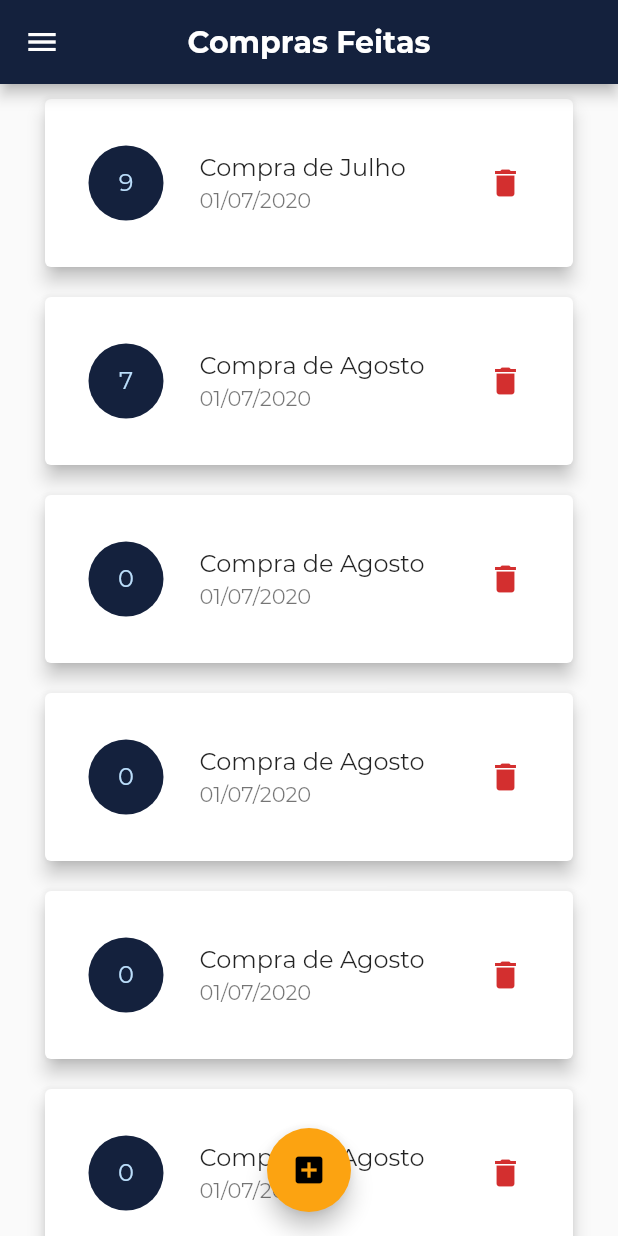
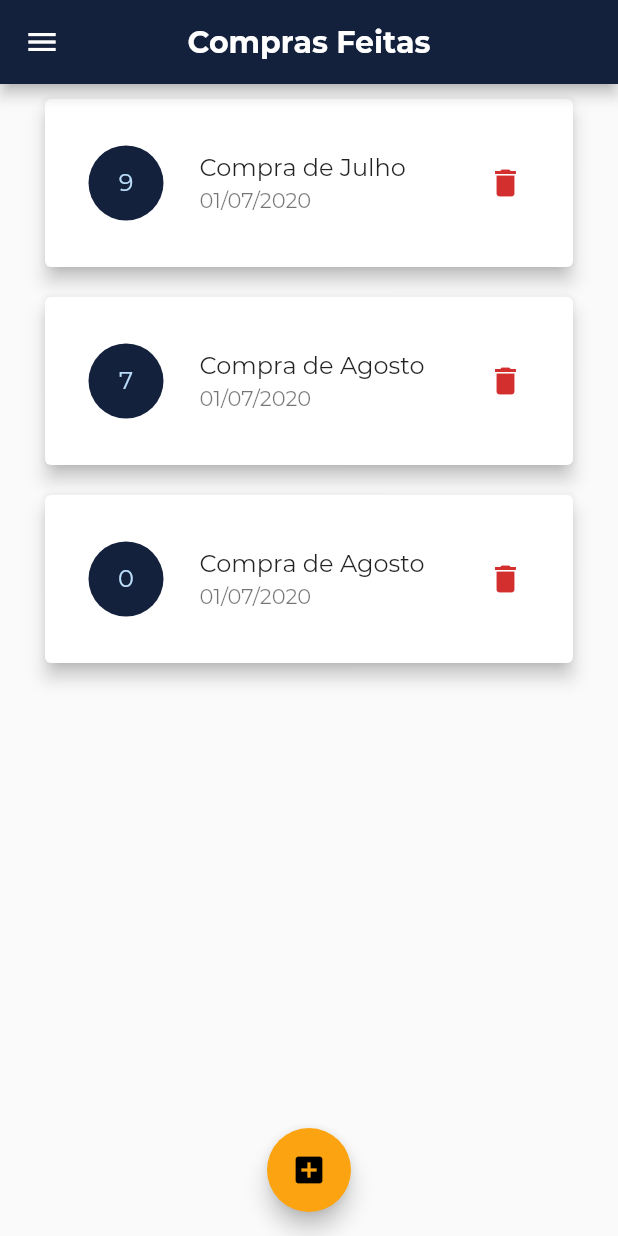
Before and after one commit to owarleysouza/S-Compras, a Flutter app: the Compras screen opened by its route, on a phone screen of 412 x 824 dp. Run offline on Flutter 3.47's test engine with Material 2 defaults, Android fonts, the phone set to English and light mode, and no system bars.

Commit message:
otimizacao feita no app definindo widgets e variaveis como constantes quando sao tanto em runtime como compiletime

```diff
--- a/lib/views/addCompra.dart
+++ b/lib/views/addCompra.dart
@@ -83,7 +83,7 @@ class _AddCompraState extends State<AddCompra> {
                     onPressed: () {
                       _addForm();
                     },
-                    child: Text("Adicionar"),
+                    child: const Text("Adicionar"),
                   ),
                 ],
               )
--- a/lib/views/compraTemplate.dart
+++ b/lib/views/compraTemplate.dart
@@ -30,7 +30,7 @@ class CompraTemplate extends StatelessWidget {
               leading: Padding(
                 padding: const EdgeInsets.all(3.0),
                 child: CircleAvatar(
-                  backgroundColor: Color(0xFF14213D),
+                  backgroundColor: const Color(0xFF14213D),
                   radius: 30,
                   child: Text(compra.listadeprodutos.length.toString()),
                 ),
@@ -38,7 +38,7 @@ class CompraTemplate extends StatelessWidget {
               title: Text(compra.nome),
               subtitle: Text((DateFormat('dd/MM/y').format(compra.data))),
               trailing: IconButton(
-                  icon: Icon(Icons.delete),
+                  icon: const Icon(Icons.delete),
                   color: Theme.of(context).errorColor,
                   onPressed: () => delCompra(compra.id)),
             ),
--- a/lib/views/compras.dart
+++ b/lib/views/compras.dart
@@ -110,21 +110,6 @@ class _ComprasState extends State<Compras> {
         nome: "Compra de Agosto",
         data: DateTime.now(),
         listadeprodutos: []),
-    Compra(
-        id: Random().nextDouble().toString(),
-        nome: "Compra de Agosto",
-        data: DateTime.now(),
-        listadeprodutos: []),
-    Compra(
-        id: Random().nextDouble().toString(),
-        nome: "Compra de Agosto",
-        data: DateTime.now(),
-        listadeprodutos: []),
-    Compra(
-        id: Random().nextDouble().toString(),
-        nome: "Compra de Agosto",
-        data: DateTime.now(),
-        listadeprodutos: []),
   ];
 
   _addCompra(String novonome, DateTime datadacompra, List<Produto> produtos) {
@@ -174,22 +159,22 @@ class _ComprasState extends State<Compras> {
                 ),
               ),
               ListTile(
-                leading: Icon(Icons.account_circle),
-                title: Text('Perfil'),
+                leading: const Icon(Icons.account_circle),
+                title: const Text('Perfil'),
               ),
               ListTile(
-                leading: Icon(Icons.settings),
-                title: Text('Configurações'),
+                leading: const Icon(Icons.settings),
+                title: const Text('Configurações'),
               ),
               ListTile(
-                leading: Icon(Icons.add_to_home_screen),
-                title: Text("Compartilhar Compra"),
+                leading: const Icon(Icons.add_to_home_screen),
+                title: const Text("Compartilhar Compra"),
               )
             ],
           ),
         ),
         appBar: AppBar(
-          title: Text("Compras Feitas"),
+          title: const Text("Compras Feitas"),
           centerTitle: true,
         ),
         body: ListView(
@@ -198,13 +183,13 @@ class _ComprasState extends State<Compras> {
                   compra: compra,
                   delCompra: _delCompra,
                 )),
-            SizedBox(
+            const SizedBox(
               height: 70,
             )
           ],
         ),
         floatingActionButton: FloatingActionButton(
-            child: Icon(Icons.add_box),
+            child: const Icon(Icons.add_box),
             onPressed: () {
               _openAddShopFormModal(context);
             }),
--- a/lib/views/login.dart
+++ b/lib/views/login.dart
@@ -24,13 +24,13 @@ class _LoginState extends State<Login> {
           Padding(
             padding: EdgeInsets.symmetric(vertical: 10),
             child: RaisedButton(
-                child: Text("Entrar"),
+                child: const Text("Entrar"),
                 onPressed: () {
                   Navigator.of(context).pushNamed(
                       'initialscreen'); //Como foram definidas no main rotas nomeadas, é só chamar pelo nome que está lá
                 }),
           ),
-          RaisedButton(child: Text("Cadastrar"), onPressed: () {})
+          RaisedButton(child: const Text("Cadastrar"), onPressed: () {})
         ],
       ),
     );
--- a/lib/views/produtoTemplate.dart
+++ b/lib/views/produtoTemplate.dart
@@ -43,7 +43,7 @@ class ProdutoTemplate extends StatelessWidget {
             style: TextStyle(fontSize: 20),
           ),
           trailing: IconButton(
-              icon: Icon(Icons.delete),
+              icon: const Icon(Icons.delete),
               color: Theme.of(context).errorColor,
               onPressed: () => delproduto(produto.id)),
         ),
--- a/lib/views/telaApresentacao.dart
+++ b/lib/views/telaApresentacao.dart
@@ -66,7 +66,7 @@ class _TelaApresentacaoState extends State<TelaApresentacao> {
             margin: EdgeInsets.symmetric(horizontal: 10),
             width: double.infinity,
             child: RaisedButton(
-                child: Text("Logar"),
+                child: const Text("Avançar"),
                 onPressed: () {
                   Navigator.of(context).pushNamed(
                       'login'); //Como foram definidas no main rotas nomeadas, é só chamar pelo nome que está lá
--- a/lib/views/telaVazia.dart
+++ b/lib/views/telaSemProdutos.dart
@@ -13,7 +13,7 @@ class TelaVazia extends StatelessWidget {
               width: 100,
               height: 100,
             ),
-            Text("Ainda nenhum produto! :(")
+            const Text("Ainda nenhum produto! :(")
           ],
         ),
       ),
```
Also changed, not shown: lib/views/addProduto.dart (+4 -4 lines), lib/views/editProduto.dart (+4 -4 lines), lib/views/produtos.dart (+8 -18 lines).
